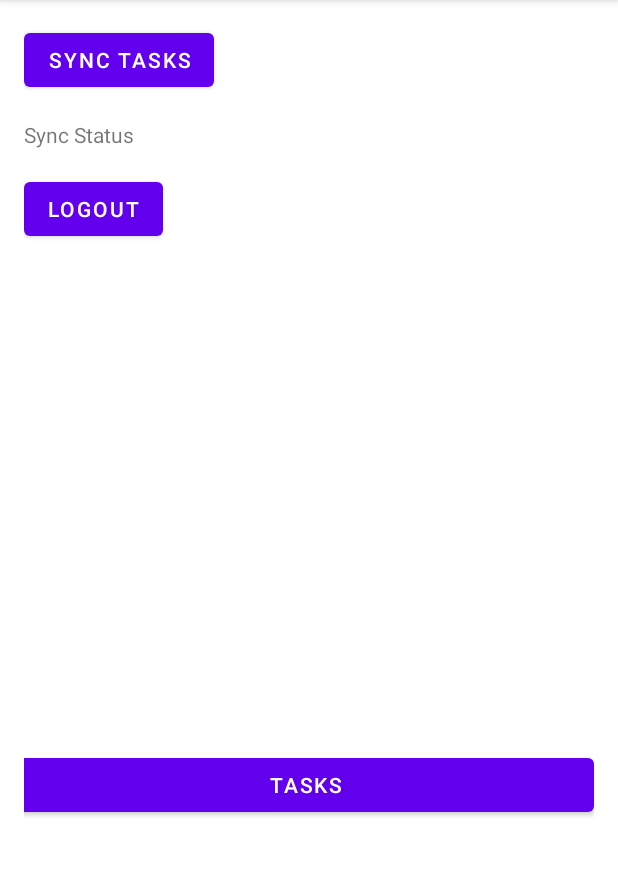
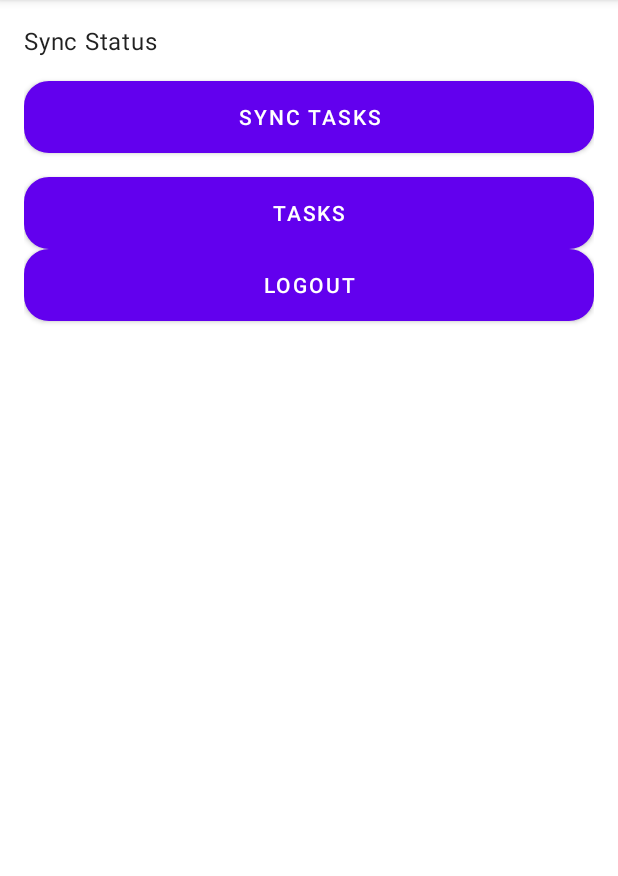
Before and after one commit to KobusSmuts/TaskTracker_V2, an Android app: the screen it shows after launch once a user with an empty profile is signed in (MainActivity), on a phone screen of 412 x 824 dp, the part 84-960 px from its top. Run offline under Robolectric (Android 15) with nearby library versions, the phone set to English and light mode, and no system bars; our stand-ins replace Firebase (no records; nobody signed in at launch, a user with empty details on screens opened directly), Room's generated code; 2 statements that could not run were skipped.

Commit message:
UI Chamges made

```diff
--- /dev/null
+++ b/app/src/main/res/drawable/rounded.xml
@@ -0,0 +1,5 @@
+<shape xmlns:android="http://schemas.android.com/apk/res/android">
+    <solid android:color="@android:color/white"/>
+    <corners android:radius="16dp"/>
+    <stroke android:width="1dp" android:color="@android:color/darker_gray"/>
+</shape>
--- a/app/src/main/res/layout/activity_main.xml
+++ b/app/src/main/res/layout/activity_main.xml
@@ -1,39 +1,45 @@
-<?xml version="1.0" encoding="utf-8"?>
-<RelativeLayout xmlns:android="http://schemas.android.com/apk/res/android"
+<LinearLayout xmlns:android="http://schemas.android.com/apk/res/android"
     android:layout_width="match_parent"
     android:layout_height="match_parent"
-    android:padding="16dp">
+    android:orientation="vertical"
+    android:padding="16dp"
+    android:background="?android:attr/windowBackground">
+
+    <TextView
+        android:id="@+id/sync_status"
+        android:layout_width="match_parent"
+        android:layout_height="wrap_content"
+        android:text="Sync Status"
+        android:textAppearance="?attr/textAppearanceBody1"
+        android:layout_marginBottom="16dp" />
 
     <Button
         android:id="@+id/sync_button"
-        android:layout_width="wrap_content"
+        android:layout_width="match_parent"
         android:layout_height="wrap_content"
-        android:text="Sync Tasks" />
-
-    <TextView
-        android:id="@+id/sync_status"
-        android:layout_width="wrap_content"
-        android:layout_height="wrap_content"
-        android:layout_below="@id/sync_button"
-        android:layout_marginTop="16dp"
-        android:text="Sync Status" />
-
-    <Button
-        android:id="@+id/btnLogout"
-        android:layout_width="wrap_content"
-        android:layout_height="wrap_content"
-        android:layout_below="@id/sync_status"
-        android:layout_marginTop="16dp"
-        android:text="Logout" />
+        android:text="Sync Tasks"
+        android:background="@drawable/rounded"
+        android:backgroundTint="?attr/colorPrimary"
+        android:textColor="?attr/colorOnPrimary"
+        android:layout_marginBottom="16dp" />
 
     <Button
         android:id="@+id/tasks"
         android:layout_width="match_parent"
         android:layout_height="wrap_content"
-        android:layout_alignParentStart="true"
-        android:layout_alignParentTop="true"
-        android:layout_marginStart="-4dp"
-        android:layout_marginTop="483dp"
-        android:text="Tasks" />
+        android:text="Tasks"
+        android:background="@drawable/rounded"
+        android:backgroundTint="?attr/colorPrimary"
+        android:textColor="?attr/colorOnPrimary" />
 
-</RelativeLayout>
+    <Button
+        android:id="@+id/btnLogout"
+        android:layout_width="match_parent"
+        android:layout_height="wrap_content"
+        android:text="Logout"
+        android:background="@drawable/rounded"
+        android:backgroundTint="?attr/colorPrimary"
+        android:textColor="?attr/colorOnPrimary"
+        android:layout_marginBottom="16dp" />
+
+</LinearLayout>
--- a/app/src/main/res/values/strings.xml
+++ b/app/src/main/res/values/strings.xml
@@ -5,4 +5,6 @@
     <string name="employee_email">Employee Email</string>
     <string name="add_task">Add Task</string>
     <string name="view_tasks">View Tasks</string>
+    <string name="login">Login</string>
+    <string name="register">Register</string>
 </resources>
--- a/app/src/main/res/values/themes.xml
+++ b/app/src/main/res/values/themes.xml
@@ -11,6 +11,5 @@
         <item name="colorOnSecondary">@color/black</item>
         <!-- Status bar color. -->
         <item name="android:statusBarColor">?attr/colorPrimaryVariant</item>
-        <!-- Customize your theme here. -->
     </style>
 </resources>
```
Also changed, not shown: app/src/main/res/layout/activity_create_task.xml (+39 -25 lines), app/src/main/res/layout/activity_login.xml (+17 -5 lines), app/src/main/res/layout/activity_register.xml (+23 -6 lines), app/src/main/res/layout/activity_task_list.xml (+14 -10 lines).
